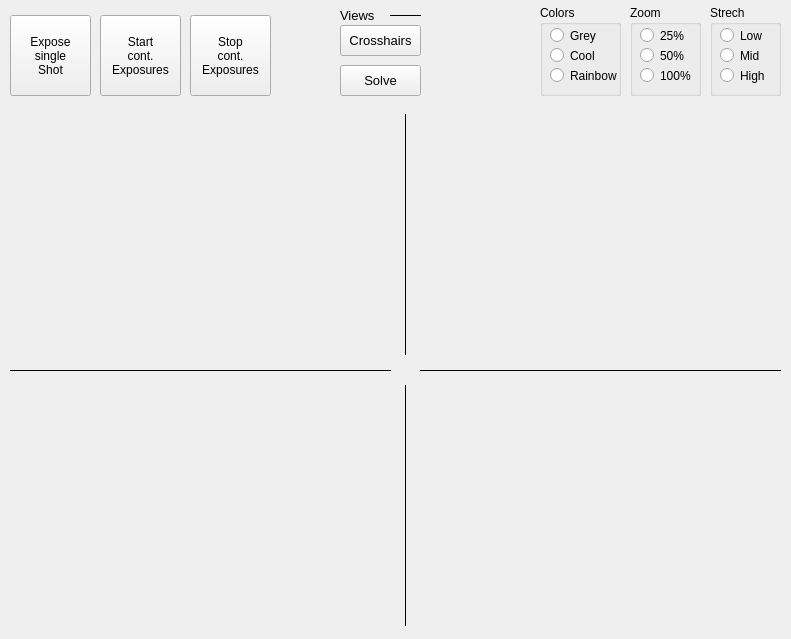
The window that mountwizzard/gui/image_dialog_ui.ui (sayitfast/MountWizzard3) describes before a commit, drawn with Qt 5.
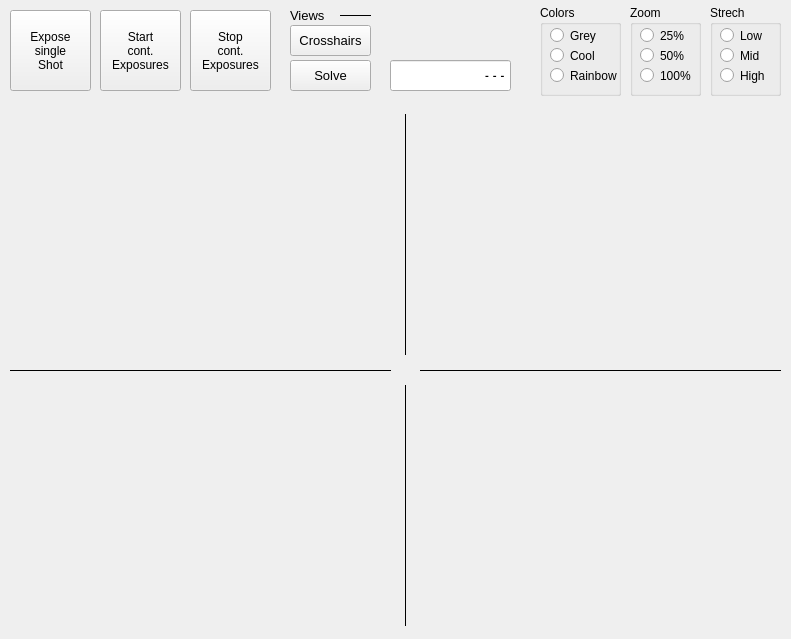
The same window after the commit.

```diff
--- a/mountwizzard/gui/image_dialog_ui.ui
+++ b/mountwizzard/gui/image_dialog_ui.ui
@@ -35,7 +35,7 @@
    <property name="geometry">
     <rect>
      <x>10</x>
-     <y>15</y>
+     <y>10</y>
      <width>81</width>
      <height>81</height>
     </rect>
@@ -52,7 +52,7 @@
   <widget class="QPushButton" name="btn_crosshair">
    <property name="geometry">
     <rect>
-     <x>340</x>
+     <x>290</x>
      <y>25</y>
      <width>81</width>
      <height>31</height>
@@ -174,8 +174,8 @@
   <widget class="QPushButton" name="btn_solve">
    <property name="geometry">
     <rect>
-     <x>340</x>
-     <y>65</y>
+     <x>290</x>
+     <y>60</y>
      <width>81</width>
      <height>31</height>
     </rect>
@@ -254,7 +254,7 @@
    <property name="geometry">
     <rect>
      <x>100</x>
-     <y>15</y>
+     <y>10</y>
      <width>81</width>
      <height>81</height>
     </rect>
@@ -272,7 +272,7 @@
    <property name="geometry">
     <rect>
      <x>190</x>
-     <y>15</y>
+     <y>10</y>
      <width>81</width>
      <height>81</height>
     </rect>
@@ -289,7 +289,7 @@
   <widget class="QLabel" name="label_82">
    <property name="geometry">
     <rect>
-     <x>340</x>
+     <x>290</x>
      <y>5</y>
      <width>51</width>
      <height>21</height>
@@ -307,7 +307,7 @@
   <widget class="Line" name="line_14">
    <property name="geometry">
     <rect>
-     <x>390</x>
+     <x>340</x>
      <y>5</y>
      <width>31</width>
      <height>21</height>
@@ -394,6 +394,48 @@
     <enum>Qt::Horizontal</enum>
    </property>
   </widget>
+  <widget class="QLineEdit" name="le_INDICameraStatus">
+   <property name="geometry">
+    <rect>
+     <x>390</x>
+     <y>60</y>
+     <width>121</width>
+     <height>31</height>
+    </rect>
+   </property>
+   <property name="font">
+    <font>
+     <family>Courier</family>
+     <pointsize>10</pointsize>
+     <weight>75</weight>
+     <bold>true</bold>
+    </font>
+   </property>
+   <property name="mouseTracking">
+    <bool>false</bool>
+   </property>
+   <property name="acceptDrops">
+    <bool>false</bool>
+   </property>
+   <property name="toolTip">
+    <string>&lt;html&gt;&lt;head/&gt;&lt;body&gt;&lt;p&gt;IP address of relay switch&lt;/p&gt;&lt;/body&gt;&lt;/html&gt;</string>
+   </property>
+   <property name="layoutDirection">
+    <enum>Qt::RightToLeft</enum>
+   </property>
+   <property name="text">
+    <string>---</string>
+   </property>
+   <property name="maxLength">
+    <number>15</number>
+   </property>
+   <property name="alignment">
+    <set>Qt::AlignRight|Qt::AlignTrailing|Qt::AlignVCenter</set>
+   </property>
+   <property name="readOnly">
+    <bool>false</bool>
+   </property>
+  </widget>
  </widget>
  <resources/>
  <connections/>
```
